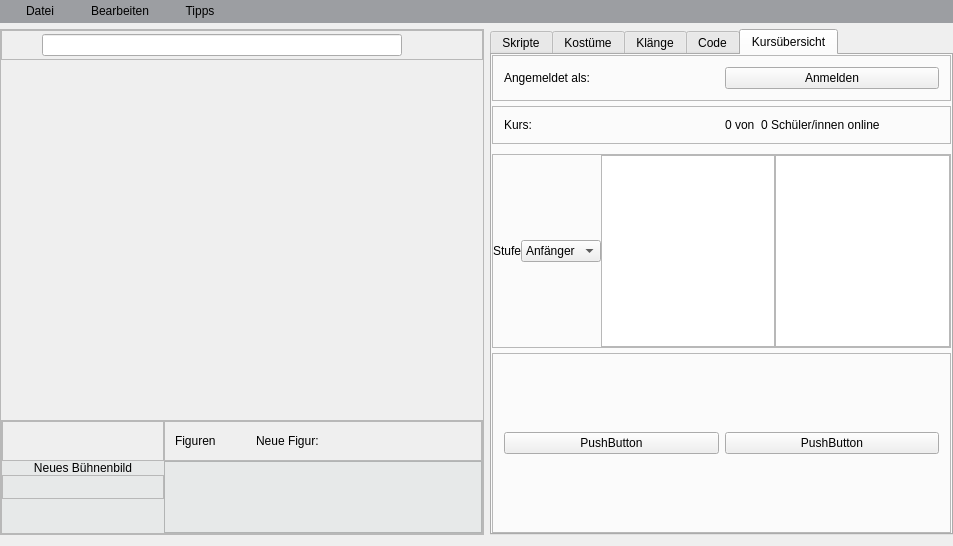
stes/it4kids, file src/GUI/mainwindow.ui: the form before one commit.
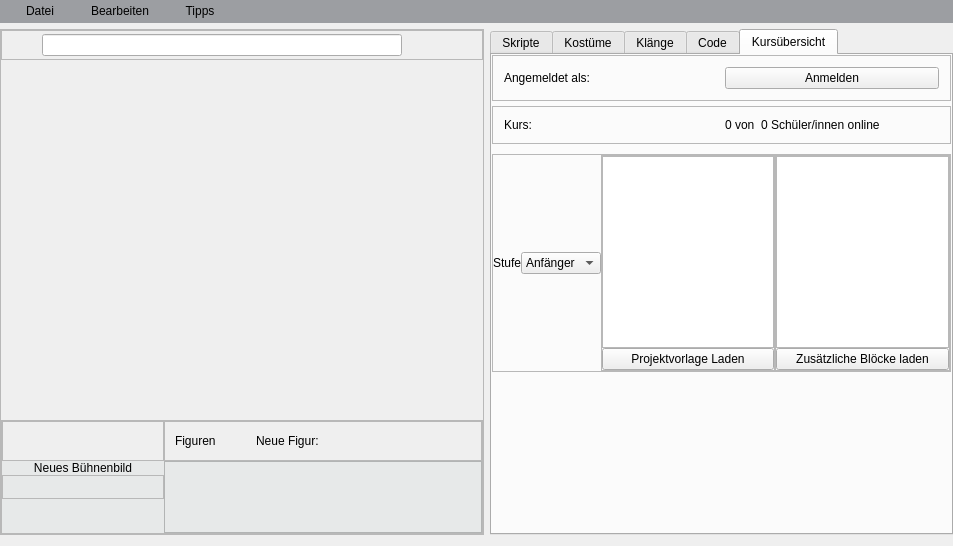
The form after the commit. The open tabs and pages were chosen to show the change. Icons and pictures are not drawn. Custom widgets are drawn as their Qt base class.

The edit to the form file:
```diff
--- a/src/GUI/mainwindow.ui
+++ b/src/GUI/mainwindow.ui
@@ -1028,6 +1028,27 @@
           <property name="frameShadow">
            <enum>QFrame::Raised</enum>
           </property>
+          <layout class="QHBoxLayout" name="horizontalLayout_17">
+           <item>
+            <widget class="QLabel" name="costumeLabel">
+             <property name="sizePolicy">
+              <sizepolicy hsizetype="Fixed" vsizetype="Fixed">
+               <horstretch>0</horstretch>
+               <verstretch>0</verstretch>
+              </sizepolicy>
+             </property>
+             <property name="minimumSize">
+              <size>
+               <width>400</width>
+               <height>400</height>
+              </size>
+             </property>
+             <property name="text">
+              <string/>
+             </property>
+            </widget>
+           </item>
+          </layout>
          </widget>
         </item>
        </layout>
@@ -1640,46 +1661,107 @@
             </widget>
            </item>
            <item>
-            <widget class="QListWidget" name="listWidget"/>
+            <widget class="QFrame" name="frame_14">
+             <property name="frameShape">
+              <enum>QFrame::StyledPanel</enum>
+             </property>
+             <property name="frameShadow">
+              <enum>QFrame::Raised</enum>
+             </property>
+             <layout class="QVBoxLayout" name="verticalLayout_10">
+              <property name="spacing">
+               <number>0</number>
+              </property>
+              <property name="leftMargin">
+               <number>0</number>
+              </property>
+              <property name="topMargin">
+               <number>0</number>
+              </property>
+              <property name="rightMargin">
+               <number>0</number>
+              </property>
+              <property name="bottomMargin">
+               <number>0</number>
+              </property>
+              <item>
+               <widget class="QListWidget" name="listWidget"/>
+              </item>
+              <item>
+               <widget class="QPushButton" name="pushButton_2">
+                <property name="styleSheet">
+                 <string notr="true">color: #000000;</string>
+                </property>
+                <property name="text">
+                 <string>Projektvorlage Laden</string>
+                </property>
+               </widget>
+              </item>
+             </layout>
+            </widget>
            </item>
            <item>
-            <widget class="QListWidget" name="listAddDragElem">
-             <property name="contextMenuPolicy">
-              <enum>Qt::CustomContextMenu</enum>
+            <widget class="QFrame" name="frame_5">
+             <property name="frameShape">
+              <enum>QFrame::StyledPanel</enum>
              </property>
-             <property name="selectionMode">
-              <enum>QAbstractItemView::ExtendedSelection</enum>
+             <property name="frameShadow">
+              <enum>QFrame::Raised</enum>
              </property>
+             <layout class="QVBoxLayout" name="verticalLayout_9">
+              <property name="spacing">
+               <number>0</number>
+              </property>
+              <property name="leftMargin">
+               <number>0</number>
+              </property>
+              <property name="topMargin">
+               <number>0</number>
+              </property>
+              <property name="rightMargin">
+               <number>0</number>
+              </property>
+              <property name="bottomMargin">
+               <number>0</number>
+              </property>
+              <item>
+               <widget class="QListWidget" name="listAddDragElem">
+                <property name="contextMenuPolicy">
+                 <enum>Qt::CustomContextMenu</enum>
+                </property>
+                <property name="selectionMode">
+                 <enum>QAbstractItemView::ExtendedSelection</enum>
+                </property>
+               </widget>
+              </item>
+              <item>
+               <widget class="QPushButton" name="buttonAddDragElem">
+                <property name="styleSheet">
+                 <string notr="true">color: #000000;</string>
+                </property>
+                <property name="text">
+                 <string>Zusätzliche Blöcke laden</string>
+                </property>
+               </widget>
+              </item>
+             </layout>
             </widget>
            </item>
           </layout>
          </widget>
         </item>
         <item>
-         <widget class="QFrame" name="frame_13">
-          <property name="frameShape">
-           <enum>QFrame::StyledPanel</enum>
+         <spacer name="verticalSpacer_4">
+          <property name="orientation">
+           <enum>Qt::Vertical</enum>
           </property>
-          <property name="frameShadow">
-           <enum>QFrame::Raised</enum>
+          <property name="sizeHint" stdset="0">
+           <size>
+            <width>20</width>
+            <height>40</height>
+           </size>
           </property>
-          <layout class="QHBoxLayout" name="horizontalLayout_17">
-           <item>
-            <widget class="QPushButton" name="pushButton_2">
-             <property name="text">
-              <string>PushButton</string>
-             </property>
-            </widget>
-           </item>
-           <item>
-            <widget class="QPushButton" name="buttonAddDragElem">
-             <property name="text">
-              <string>PushButton</string>
-             </property>
-            </widget>
-           </item>
-          </layout>
-         </widget>
+         </spacer>
         </item>
        </layout>
       </widget>
```
Left out of the diff: 31 changed lines with no effect on the pictures.
